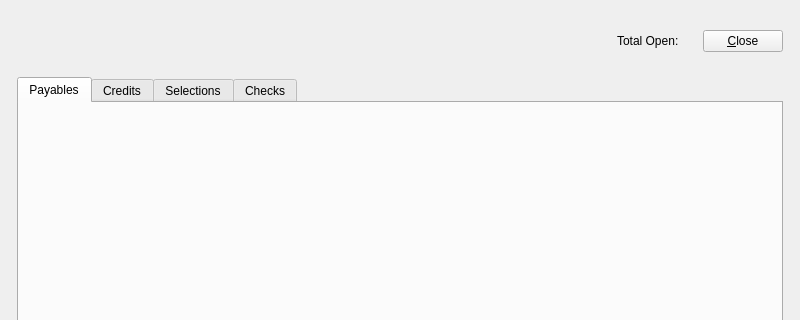
Above: guiclient/apWorkBench.ui from Pegasus-RPG/xtuple-client before the change; both pictures show x 0 to 800 and y 0 to 320 of the 800 by 600 pixel window. Below: the same form after it.
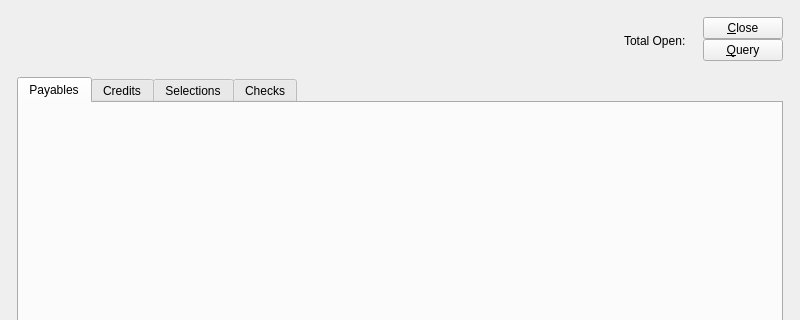
That is the form after the change. Custom widgets are drawn as their Qt base class.

Diff of the .ui file:
```diff
--- a/guiclient/apWorkBench.ui
+++ b/guiclient/apWorkBench.ui
@@ -22,9 +22,13 @@
       <number>12</number>
      </property>
      <item row="0" column="0" >
+      <layout class="QVBoxLayout" name="verticalLayout_2" >
+       <item>
+        <layout class="QHBoxLayout" name="horizontalLayout" >
+         <item>
       <widget class="VendorGroup" name="_vendorgroup" />
      </item>
-     <item row="0" column="1" >
+         <item>
       <spacer>
        <property name="orientation" >
         <enum>Qt::Horizontal</enum>
@@ -37,17 +41,39 @@
        </property>
       </spacer>
      </item>
-     <item row="0" column="2" >
+         <item>
       <widget class="XLabel" name="_totalOpenitemsLit" >
        <property name="text" >
         <string>Total Open:</string>
        </property>
       </widget>
      </item>
-     <item row="0" column="3" >
+         <item>
       <widget class="CurrDisplay" name="_apopenTotal" />
      </item>
-     <item row="0" column="4" >
+        </layout>
+       </item>
+       <item>
+        <spacer name="verticalSpacer_2" >
+         <property name="orientation" >
+          <enum>Qt::Vertical</enum>
+         </property>
+         <property name="sizeHint" stdset="0" >
+          <size>
+           <width>20</width>
+           <height>0</height>
+          </size>
+         </property>
+        </spacer>
+       </item>
+      </layout>
+     </item>
+     <item row="0" column="1" >
+      <layout class="QVBoxLayout" name="verticalLayout" >
+       <property name="spacing" >
+        <number>0</number>
+       </property>
+       <item>
       <widget class="QPushButton" name="_close" >
        <property name="text" >
         <string>&amp;Close</string>
@@ -60,7 +86,29 @@
        </property>
       </widget>
      </item>
-     <item row="1" column="0" colspan="5" >
+       <item>
+        <widget class="QPushButton" name="_query" >
+         <property name="text" >
+          <string>&amp;Query</string>
+         </property>
+        </widget>
+       </item>
+       <item>
+        <spacer name="verticalSpacer" >
+         <property name="orientation" >
+          <enum>Qt::Vertical</enum>
+         </property>
+         <property name="sizeHint" stdset="0" >
+          <size>
+           <width>20</width>
+           <height>0</height>
+          </size>
+         </property>
+        </spacer>
+       </item>
+      </layout>
+     </item>
+     <item row="1" column="0" colspan="2" >
       <widget class="QTabWidget" name="_tab" >
        <property name="sizePolicy" >
         <sizepolicy vsizetype="Expanding" hsizetype="Expanding" >
```
Lines whose indentation alone changed are shown as unchanged.
